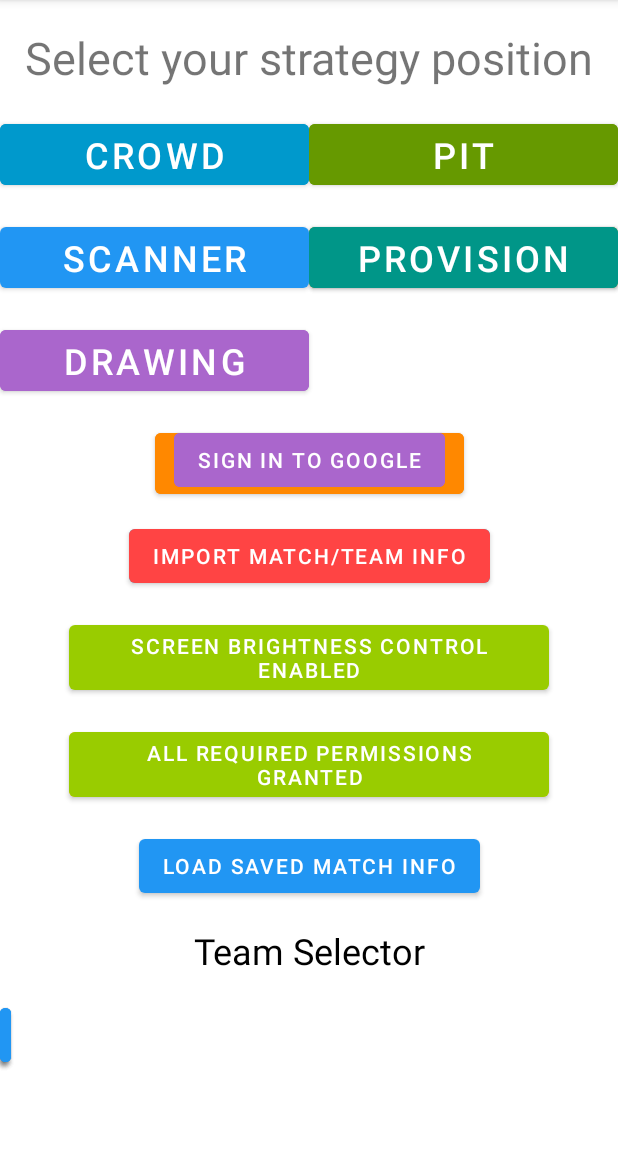
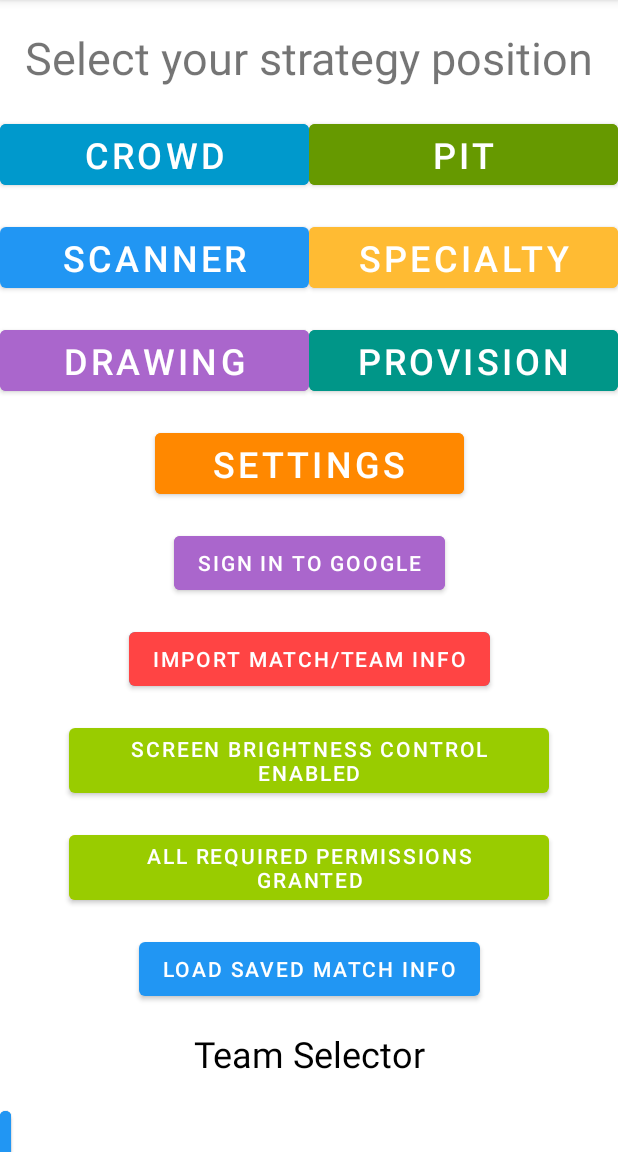
Before and after one commit to databits3883/scout-main-android, an Android app: the screen it shows after launch (MainActivity), on a phone screen of 412 x 824 dp, the part 84-1236 px from its top. Run offline under Robolectric (Android 15) with nearby library versions, the phone set to English and light mode, and no system bars; libraries missing offline, so code that uses them is left out: com.addisonelliott.segmentedbutton, com.anggrayudi.storage, com.opencsv, com.preference, com.skydoves.balloon and 2 more; plain views replace SegmentedButton, SegmentedButtonGroup; 11 statements that could not run were skipped.

Commit message:
Main: Fix button layout

```diff
--- a/app/src/main/res/layout/fragment_main.xml
+++ b/app/src/main/res/layout/fragment_main.xml
@@ -93,7 +93,7 @@
         app:layout_constraintEnd_toEndOf="parent"
         app:layout_constraintHorizontal_bias="0.475"
         app:layout_constraintStart_toStartOf="@+id/guideline_v_50_percent"
-        app:layout_constraintTop_toBottomOf="@+id/button_pit"
+        app:layout_constraintTop_toBottomOf="@+id/button_scanner"
         />
 
     <Button
@@ -106,7 +106,7 @@
         android:textColor="@color/text_color_inverted"
         app:layout_constraintEnd_toEndOf="parent"
         app:layout_constraintStart_toStartOf="parent"
-        app:layout_constraintTop_toBottomOf="@+id/button_drawing_map"
+        app:layout_constraintTop_toBottomOf="@+id/button_settings"
         />
 
     <Button
```
